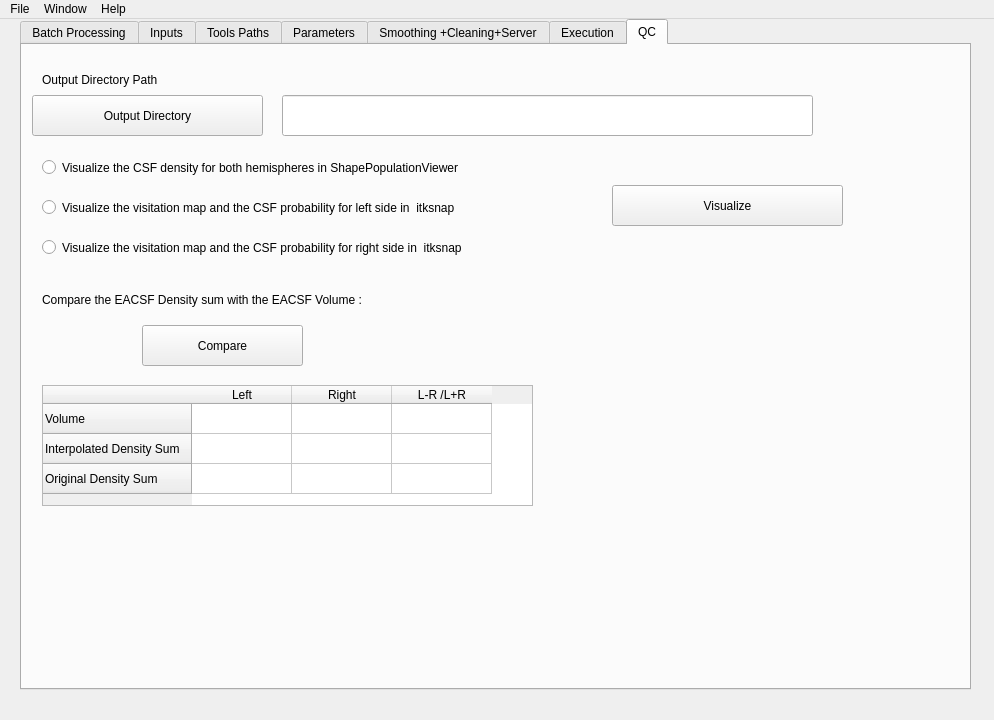
The window that src/app/csfwindow.ui (tahya-deddah/Local_EACSF) describes before a commit, drawn with Qt 5.
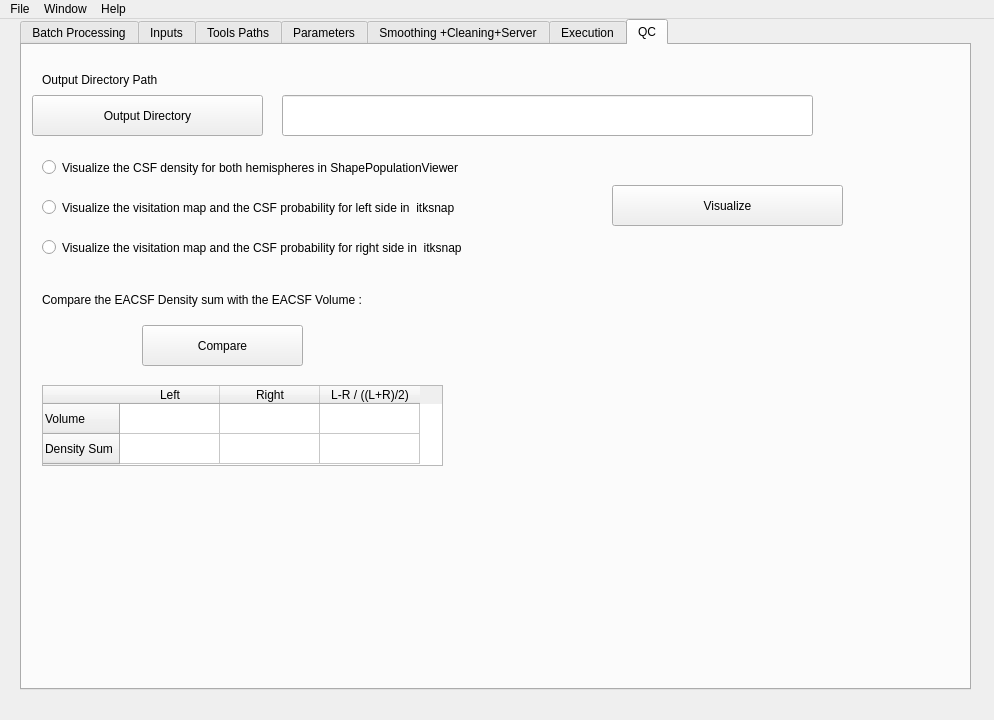
The same window after the commit. The open tabs and pages were chosen to show the change.

```diff
--- a/src/app/csfwindow.ui
+++ b/src/app/csfwindow.ui
@@ -1378,8 +1378,8 @@
        <rect>
         <x>20</x>
         <y>340</y>
-        <width>491</width>
-        <height>121</height>
+        <width>401</width>
+        <height>81</height>
        </rect>
       </property>
       <row>
@@ -1389,12 +1389,7 @@
       </row>
       <row>
        <property name="text">
-        <string>Interpolated Density Sum</string>
-       </property>
-      </row>
-      <row>
-       <property name="text">
-        <string>Original Density Sum</string>
+        <string>Density Sum</string>
        </property>
       </row>
       <column>
@@ -1409,7 +1404,7 @@
       </column>
       <column>
        <property name="text">
-        <string>L-R /L+R</string>
+        <string>L-R / ((L+R)/2)</string>
        </property>
       </column>
       <item row="0" column="0">
```
Left out of the diff: 8 changed lines with no effect on the pictures.
